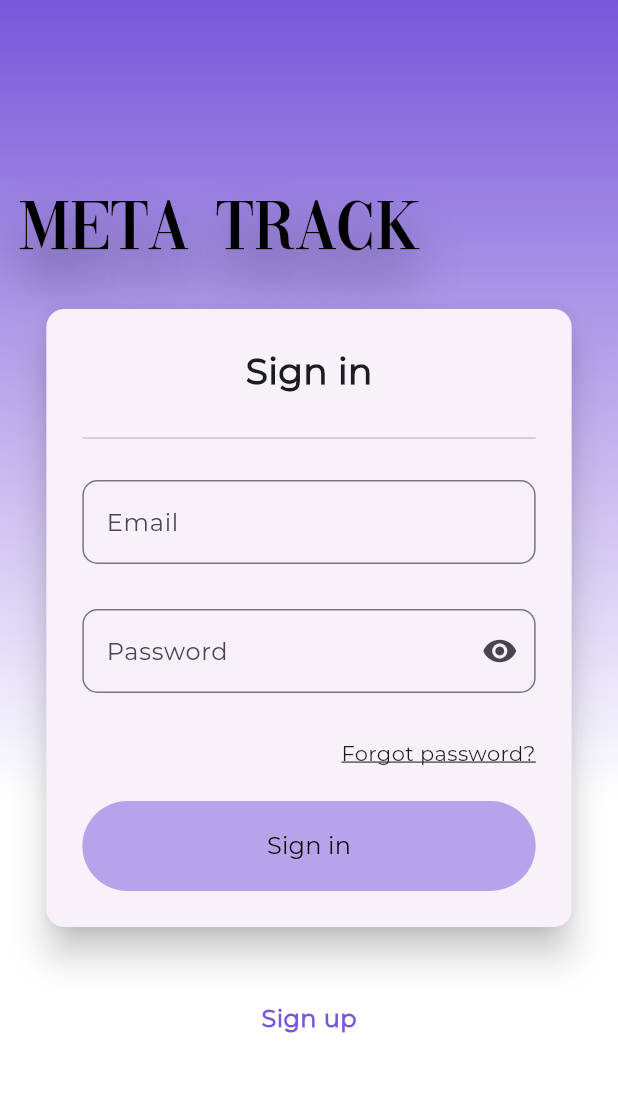
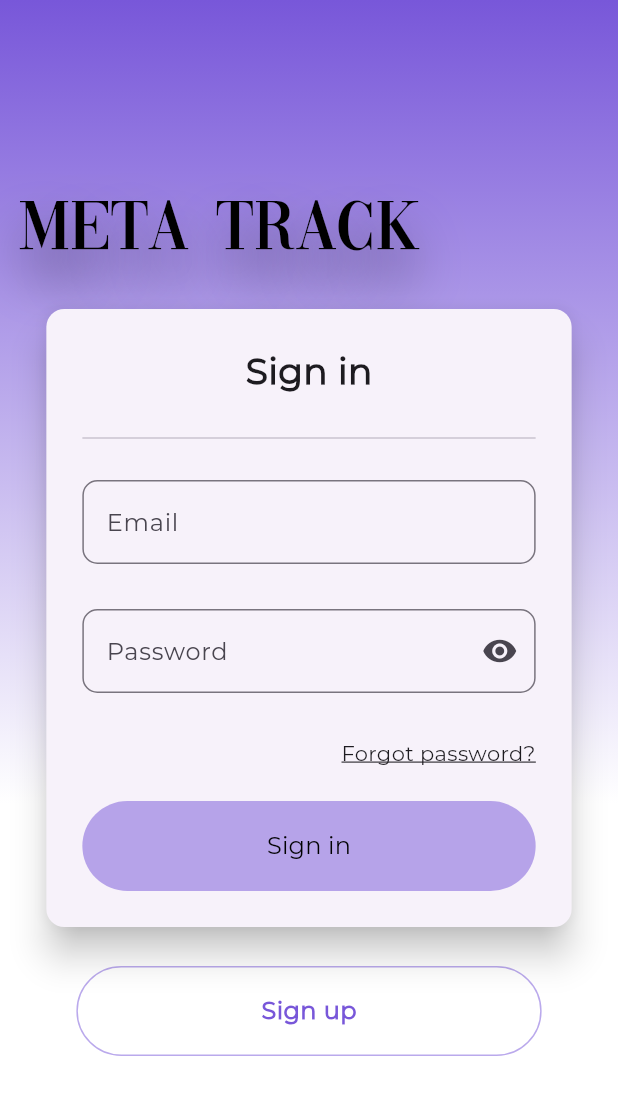
Before and after one commit to lucasbrun196/meta-track, a Flutter app: the screen it shows after launch, on a phone screen of 412 x 824 dp. Shown: the top 1095 px of the screen. Run offline on Flutter 3.47's test engine with Material 3 defaults, Android fonts, the phone set to English and light mode, and no system bars; our stand-ins replace bloc, firebase_auth, firebase_core, flutter_bloc, flutter_modular; accounts and stored records are empty; generated files the repository leaves out were written again.

Commit message:
refactor email and password text input

```diff
--- a/lib/app/modules/auth/auth_module.dart
+++ b/lib/app/modules/auth/auth_module.dart
@@ -24,18 +24,21 @@ class AuthModule extends Module {
   @override
   void routes(r) {
     r.child(
+      transition: TransitionType.noTransition,
       '/login',
       child: (contex) => LoginView(
         controller: Modular.get(),
       ),
     );
     r.child(
+      transition: TransitionType.noTransition,
       '/forgotpassword',
       child: (context) => ForgotPasswordView(
         controller: Modular.get(),
       ),
     );
     r.child(
+      transition: TransitionType.noTransition,
       '/createaccount',
       child: (context) => CreateAccountView(
         controller: Modular.get(),
--- a/lib/app/modules/auth/presenter/create_account/controller/create_account_controller.dart
+++ b/lib/app/modules/auth/presenter/create_account/controller/create_account_controller.dart
@@ -1,7 +1,10 @@
 import 'package:bloc/bloc.dart';
+import 'package:flutter_modular/flutter_modular.dart';
 
 part 'create_account_state.dart';
 
 class CreateAccountController extends Cubit<CreateAccountState> {
   CreateAccountController() : super(CreateAccountState.initial());
+
+  void navigateToSignIn() => Modular.to.navigate('/auth/login');
 }
--- a/lib/app/modules/auth/presenter/login/login_view.dart
+++ b/lib/app/modules/auth/presenter/login/login_view.dart
@@ -2,7 +2,9 @@ import 'package:flutter/material.dart';
 import 'package:flutter_bloc/flutter_bloc.dart';
 import 'package:meta_track/app/modules/auth/presenter/login/controller/login_controller.dart';
 import 'package:meta_track/app/utils/widgets/auth_base_layout.dart';
+import 'package:meta_track/app/utils/widgets/auth_credentials_text_input.dart';
 import 'package:meta_track/app/utils/widgets/models/auth_bottom_text_button_model.dart';
+import 'package:meta_track/app/utils/widgets/models/text_input_type_enum.dart';
 
 class LoginView extends StatefulWidget {
   final LoginController controller;
@@ -35,7 +37,6 @@ class _LoginViewState extends State<LoginView> {
     return Scaffold(
       resizeToAvoidBottomInset: false,
       body: AuthBaseLayout(
-        title: 'META TRACK',
         cardContent: Column(
           mainAxisAlignment: MainAxisAlignment.spaceBetween,
           children: [
@@ -54,31 +55,11 @@ class _LoginViewState extends State<LoginView> {
                   child: Column(
                     spacing: 30,
                     children: [
-                      TextFormField(
-                        focusNode: emailFocus,
-                        onTapOutside: (event) => emailFocus.unfocus(),
-                        onEditingComplete: () {
-                          emailFocus.unfocus();
-                          passwordFocus.requestFocus();
-                        },
-                        validator: (value) {
-                          if (!RegExp(
-                                  r'^[a-zA-Z0-9._%+-]+@[a-zA-Z0-9.-]+\.[a-zA-Z]{2,}$')
-                              .hasMatch(value ?? '')) {
-                            return 'Enter with a valid email';
-                          }
-                          return null;
-                        },
-                        keyboardType: TextInputType.emailAddress,
+                      AuthCredentialsTextInput(
+                        textInputType: TextInputTypeEnum.email,
+                        currentFocus: emailFocus,
+                        nextFocus: passwordFocus,
                         controller: emailController,
-                        decoration: InputDecoration(
-                          label: Text('Email'),
-                          border: OutlineInputBorder(
-                            borderRadius: BorderRadius.all(
-                              Radius.circular(10),
-                            ),
-                          ),
-                        ),
                       ),
                       BlocBuilder<LoginController, LoginState>(
                         bloc: widget.controller,
@@ -86,34 +67,18 @@ class _LoginViewState extends State<LoginView> {
                             previous.isPasswordVisible !=
                             current.isPasswordVisible,
                         builder: (context, state) {
-                          return TextFormField(
-                            focusNode: passwordFocus,
-                            onTapOutside: (event) => passwordFocus.unfocus(),
-                            onEditingComplete: () => passwordFocus.unfocus(),
-                            validator: (value) {
-                              if (value == null || value.isEmpty) {
-                                return 'Enter with a valid password';
-                              }
-                              return null;
-                            },
-                            keyboardType: TextInputType.visiblePassword,
+                          return AuthCredentialsTextInput(
+                            textInputType: TextInputTypeEnum.password,
+                            currentFocus: passwordFocus,
+                            controller: passwordController,
                             obscureText: !state.isPasswordVisible,
-                            controller: passwordController,
-                            decoration: InputDecoration(
-                              suffixIcon: IconButton(
-                                onPressed: () => widget.controller
-                                    .changePasswordVisibility(),
-                                icon: Icon(
-                                  state.isPasswordVisible
-                                      ? Icons.visibility_off
-                                      : Icons.visibility,
-                                ),
-                              ),
-                              label: Text('Password'),
-                              border: OutlineInputBorder(
-                                borderRadius: BorderRadius.all(
-                                  Radius.circular(10),
-                                ),
+                            suffixIcon: IconButton(
+                              onPressed: () =>
+                                  widget.controller.changePasswordVisibility(),
+                              icon: Icon(
+                                state.isPasswordVisible
+                                    ? Icons.visibility_off
+                                    : Icons.visibility,
                               ),
                             ),
                           );
--- a/lib/app/utils/widgets/auth_base_layout.dart
+++ b/lib/app/utils/widgets/auth_base_layout.dart
@@ -2,15 +2,13 @@ import 'package:flutter/material.dart';
 import 'package:meta_track/app/utils/widgets/models/auth_bottom_text_button_model.dart';
 
 class AuthBaseLayout extends StatelessWidget {
-  final String? title;
   final Widget cardContent;
-  final AuthBottomTextButton? authBottomTextButton;
+  final AuthBottomTextButton authBottomTextButton;
 
   const AuthBaseLayout({
     super.key,
-    this.title,
     required this.cardContent,
-    this.authBottomTextButton,
+    required this.authBottomTextButton,
   });
 
   @override
@@ -32,12 +30,11 @@ class AuthBaseLayout extends StatelessWidget {
                   ])),
               height: screenSize.height * 0.65,
               width: screenSize.width,
-              child: title != null
-                  ? Padding(
-                      padding: const EdgeInsets.symmetric(
-                          horizontal: 12, vertical: 120),
+              child: Padding(
+                padding:
+                    const EdgeInsets.symmetric(horizontal: 12, vertical: 120),
                 child: Text(
-                        title!,
+                  'META TRACK',
                   style: TextStyle(
                     color: const Color.fromARGB(255, 0, 0, 0),
                     fontFamily: 'Playfairdisplay',
@@ -51,18 +48,21 @@ class AuthBaseLayout extends StatelessWidget {
                     ],
                   ),
                 ),
-                    )
-                  : null,
               ),
-            authBottomTextButton != null
-                ? Padding(
+            ),
+            Padding(
               padding: EdgeInsetsGeometry.only(bottom: 120),
               child: InkWell(
                 overlayColor: WidgetStatePropertyAll(Colors.transparent),
-                      onTap: authBottomTextButton!.onTap,
-                      child: SizedBox(
-                        height: 50,
-                        width: 100,
+                onTap: authBottomTextButton.onTap,
+                child: Container(
+                  decoration: BoxDecoration(
+                      borderRadius: BorderRadius.circular(200),
+                      border: Border.all(
+                        color: const Color.fromARGB(130, 120, 87, 217),
+                      )),
+                  height: 60,
+                  width: screenSize.width * 0.85 - 40,
                   child: Center(
                     child: Text(
                       style: TextStyle(
@@ -70,13 +70,12 @@ class AuthBaseLayout extends StatelessWidget {
                         fontSize: 16,
                         color: const Color.fromARGB(255, 120, 87, 217),
                       ),
-                            authBottomTextButton!.title,
+                      authBottomTextButton.title,
                     ),
                   ),
                 ),
               ),
             )
-                : SizedBox(),
           ],
         ),
         Center(
--- /dev/null
+++ b/lib/app/utils/widgets/auth_credentials_text_input.dart
@@ -0,0 +1,71 @@
+import 'package:flutter/material.dart';
+import 'package:meta_track/app/utils/widgets/models/text_input_type_enum.dart';
+
+class AuthCredentialsTextInput extends StatelessWidget {
+  final TextInputTypeEnum textInputType;
+  final FocusNode currentFocus;
+  final FocusNode? nextFocus;
+  final TextEditingController controller;
+  final Widget? suffixIcon;
+  final bool? obscureText;
+
+  const AuthCredentialsTextInput({
+    super.key,
+    required this.textInputType,
+    required this.currentFocus,
+    this.nextFocus,
+    required this.controller,
+    this.suffixIcon,
+    this.obscureText,
+  });
+
+  String? emailValidator(String? value) {
+    if (!RegExp(r'^[a-zA-Z0-9._%+-]+@[a-zA-Z0-9.-]+\.[a-zA-Z]{2,}$')
+        .hasMatch(value ?? '')) {
+      return 'Enter with a valid email';
+    }
+    return null;
+  }
+
+  String? passwordValidator(String? value) {
+    if (value == null || value.isEmpty) {
+      return 'Enter with a valid password';
+    }
+    return null;
+  }
+
+  void onEditingComplete() {
+    currentFocus.unfocus();
+    if (textInputType == TextInputTypeEnum.email && nextFocus != null) {
+      nextFocus?.requestFocus();
+    }
+  }
+
+  @override
+  Widget build(BuildContext context) {
+    return TextFormField(
+      focusNode: currentFocus,
+      onTapOutside: (event) => currentFocus.unfocus(),
+      onEditingComplete: () => onEditingComplete(),
+      validator: textInputType == TextInputTypeEnum.email
+          ? (value) => emailValidator(value)
+          : (value) => passwordValidator(value),
+      keyboardType: textInputType == TextInputTypeEnum.email
+          ? TextInputType.emailAddress
+          : TextInputType.visiblePassword,
+      controller: controller,
+      obscureText: obscureText ?? false,
+      decoration: InputDecoration(
+        suffixIcon: suffixIcon,
+        label: textInputType == TextInputTypeEnum.email
+            ? Text('Email')
+            : Text('Password'),
+        border: OutlineInputBorder(
+          borderRadius: BorderRadius.all(
+            Radius.circular(10),
+          ),
+        ),
+      ),
+    );
+  }
+}
--- /dev/null
+++ b/lib/app/utils/widgets/models/text_input_type_enum.dart
@@ -0,0 +1 @@
+enum TextInputTypeEnum { email, password }
```
Also changed, not shown: lib/app/modules/auth/presenter/create_account/create_account_view.dart (+54 -3 lines). Lines whose indentation alone changed are shown as unchanged.
